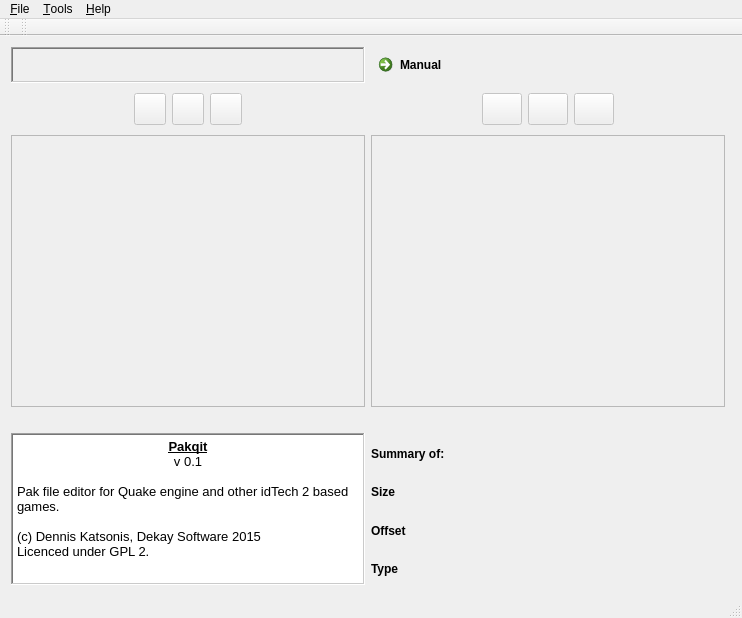
First picture: the form in mainwindow.ui, repository BoraxMan/pakqit, before the edit.
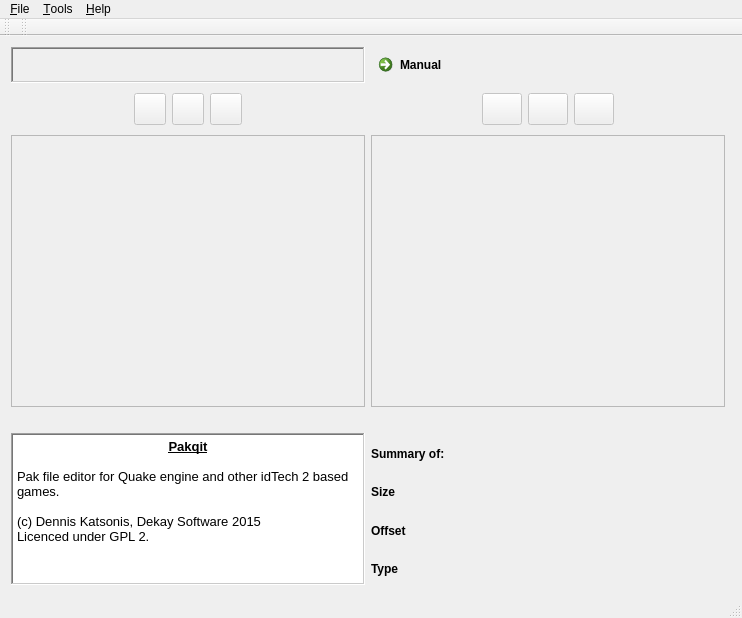
Second picture: the form after the edit. Icons and pictures are not drawn. Custom widgets are drawn as their Qt base class.

Commit message: Update PAK backend to pak v0.3.0.  Update PAKQIT version to 0.2.0.

What changed in the file:
```diff
--- a/mainwindow.ui
+++ b/mainwindow.ui
@@ -500,15 +500,14 @@
        <string>&lt;!DOCTYPE HTML PUBLIC &quot;-//W3C//DTD HTML 4.0//EN&quot; &quot;http://www.w3.org/TR/REC-html40/strict.dtd&quot;&gt;
 &lt;html&gt;&lt;head&gt;&lt;meta name=&quot;qrichtext&quot; content=&quot;1&quot; /&gt;&lt;style type=&quot;text/css&quot;&gt;
 p, li { white-space: pre-wrap; }
-&lt;/style&gt;&lt;/head&gt;&lt;body style=&quot; font-family:'DejaVu Sans'; font-size:10pt; font-weight:400; font-style:normal;&quot;&gt;
-&lt;p align=&quot;center&quot; style=&quot; margin-top:0px; margin-bottom:0px; margin-left:0px; margin-right:0px; -qt-block-indent:0; text-indent:0px;&quot;&gt;&lt;span style=&quot; font-weight:600; text-decoration: underline;&quot;&gt;Pakqit&lt;/span&gt;&lt;/p&gt;
-&lt;p align=&quot;center&quot; style=&quot; margin-top:0px; margin-bottom:0px; margin-left:0px; margin-right:0px; -qt-block-indent:0; text-indent:0px;&quot;&gt;v 0.1&lt;/p&gt;
+&lt;/style&gt;&lt;/head&gt;&lt;body style=&quot; font-family:'Sans Serif'; font-size:10pt; font-weight:400; font-style:normal;&quot;&gt;
+&lt;p align=&quot;center&quot; style=&quot; margin-top:0px; margin-bottom:0px; margin-left:0px; margin-right:0px; -qt-block-indent:0; text-indent:0px;&quot;&gt;&lt;span style=&quot; font-family:'DejaVu Sans'; font-weight:600; text-decoration: underline;&quot;&gt;Pakqit&lt;/span&gt;&lt;/p&gt;
 &lt;p align=&quot;center&quot; style=&quot;-qt-paragraph-type:empty; margin-top:0px; margin-bottom:0px; margin-left:0px; margin-right:0px; -qt-block-indent:0; text-indent:0px;&quot;&gt;&lt;br /&gt;&lt;/p&gt;
-&lt;p style=&quot; margin-top:0px; margin-bottom:0px; margin-left:0px; margin-right:0px; -qt-block-indent:0; text-indent:0px;&quot;&gt;Pak file editor for Quake engine and other idTech 2 based games.&lt;/p&gt;
-&lt;p style=&quot;-qt-paragraph-type:empty; margin-top:0px; margin-bottom:0px; margin-left:0px; margin-right:0px; -qt-block-indent:0; text-indent:0px;&quot;&gt;&lt;br /&gt;&lt;/p&gt;
-&lt;p style=&quot; margin-top:0px; margin-bottom:0px; margin-left:0px; margin-right:0px; -qt-block-indent:0; text-indent:0px;&quot;&gt;(c) Dennis Katsonis, Dekay Software 2015&lt;/p&gt;
-&lt;p style=&quot; margin-top:0px; margin-bottom:0px; margin-left:0px; margin-right:0px; -qt-block-indent:0; text-indent:0px;&quot;&gt;Licenced under GPL 2.&lt;/p&gt;
-&lt;p style=&quot;-qt-paragraph-type:empty; margin-top:0px; margin-bottom:0px; margin-left:0px; margin-right:0px; -qt-block-indent:0; text-indent:0px;&quot;&gt;&lt;br /&gt;&lt;/p&gt;&lt;/body&gt;&lt;/html&gt;</string>
+&lt;p style=&quot; margin-top:0px; margin-bottom:0px; margin-left:0px; margin-right:0px; -qt-block-indent:0; text-indent:0px;&quot;&gt;&lt;span style=&quot; font-family:'DejaVu Sans';&quot;&gt;Pak file editor for Quake engine and other idTech 2 based games.&lt;/span&gt;&lt;/p&gt;
+&lt;p style=&quot;-qt-paragraph-type:empty; margin-top:0px; margin-bottom:0px; margin-left:0px; margin-right:0px; -qt-block-indent:0; text-indent:0px; font-family:'DejaVu Sans';&quot;&gt;&lt;br /&gt;&lt;/p&gt;
+&lt;p style=&quot; margin-top:0px; margin-bottom:0px; margin-left:0px; margin-right:0px; -qt-block-indent:0; text-indent:0px;&quot;&gt;&lt;span style=&quot; font-family:'DejaVu Sans';&quot;&gt;(c) Dennis Katsonis, Dekay Software 2015&lt;/span&gt;&lt;/p&gt;
+&lt;p style=&quot; margin-top:0px; margin-bottom:0px; margin-left:0px; margin-right:0px; -qt-block-indent:0; text-indent:0px;&quot;&gt;&lt;span style=&quot; font-family:'DejaVu Sans';&quot;&gt;Licenced under GPL 2.&lt;/span&gt;&lt;/p&gt;
+&lt;p style=&quot;-qt-paragraph-type:empty; margin-top:0px; margin-bottom:0px; margin-left:0px; margin-right:0px; -qt-block-indent:0; text-indent:0px; font-family:'DejaVu Sans';&quot;&gt;&lt;br /&gt;&lt;/p&gt;&lt;/body&gt;&lt;/html&gt;</string>
       </property>
      </widget>
     </item>
```
Left out of the diff: 34 changed lines with no effect on the pictures. The commit also changes 10 other files.
